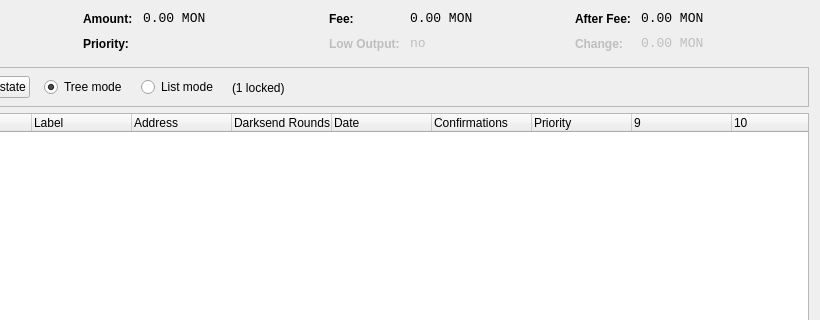
The window that src/qt/forms/coincontroldialog.ui (umlaeute/KonjCoin) describes before a commit, drawn with Qt 5; both pictures show x 180 to 1000 and y 0 to 320 of the 1000 by 500 pixel window.
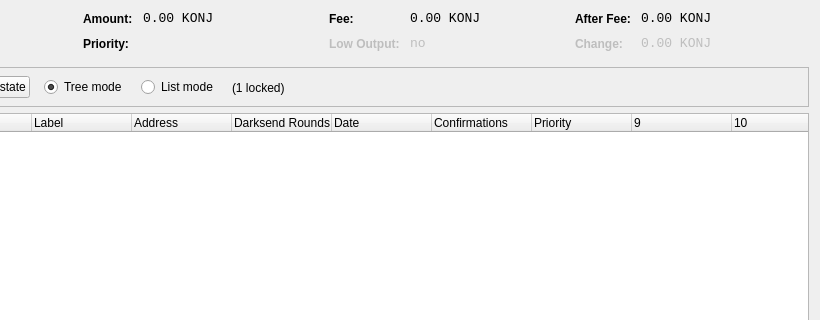
The same window after the commit. Custom widgets are drawn as their Qt base class.

```diff
--- a/src/qt/forms/coincontroldialog.ui
+++ b/src/qt/forms/coincontroldialog.ui
@@ -141,7 +141,7 @@
           <enum>Qt::ActionsContextMenu</enum>
          </property>
          <property name="text">
-          <string notr="true">0.00 MON</string>
+          <string notr="true">0.00 KONJ</string>
          </property>
          <property name="textInteractionFlags">
           <set>Qt::LinksAccessibleByMouse|Qt::TextSelectableByKeyboard|Qt::TextSelectableByMouse</set>
@@ -221,7 +221,7 @@
           <enum>Qt::ActionsContextMenu</enum>
          </property>
          <property name="text">
-          <string notr="true">0.00 MON</string>
+          <string notr="true">0.00 KONJ</string>
          </property>
          <property name="textInteractionFlags">
           <set>Qt::LinksAccessibleByMouse|Qt::TextSelectableByKeyboard|Qt::TextSelectableByMouse</set>
@@ -307,7 +307,7 @@
           <enum>Qt::ActionsContextMenu</enum>
          </property>
          <property name="text">
-          <string notr="true">0.00 MON</string>
+          <string notr="true">0.00 KONJ</string>
          </property>
          <property name="textInteractionFlags">
           <set>Qt::LinksAccessibleByMouse|Qt::TextSelectableByKeyboard|Qt::TextSelectableByMouse</set>
@@ -345,7 +345,7 @@
           <enum>Qt::ActionsContextMenu</enum>
          </property>
          <property name="text">
-          <string notr="true">0.00 MON</string>
+          <string notr="true">0.00 KONJ</string>
          </property>
          <property name="textInteractionFlags">
           <set>Qt::LinksAccessibleByMouse|Qt::TextSelectableByKeyboard|Qt::TextSelectableByMouse</set>
```
